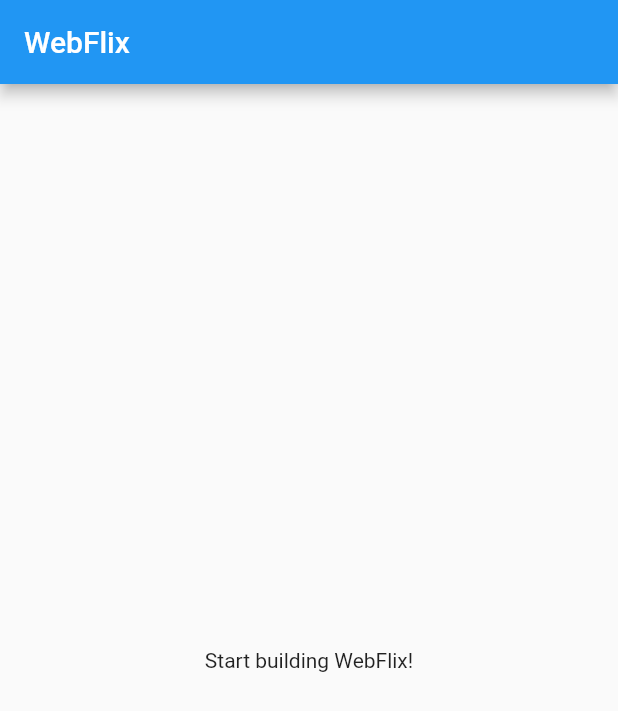
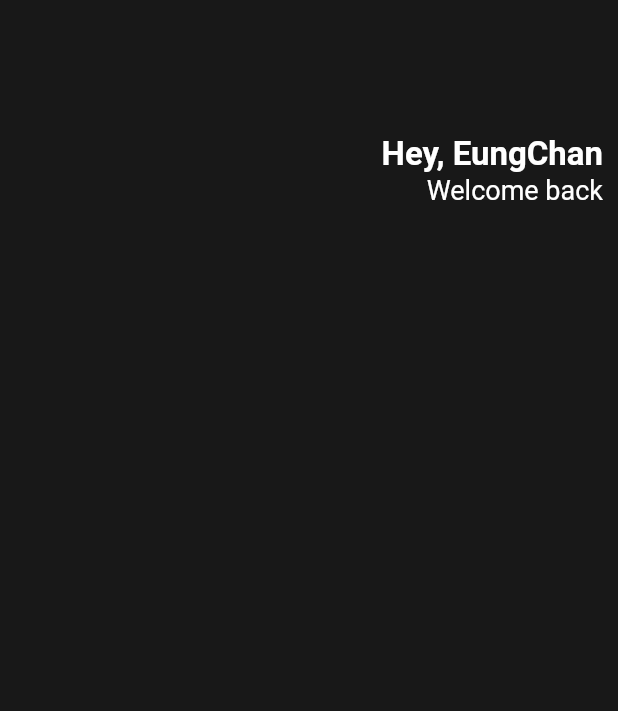
Before and after one commit to yeschan119/mini-projects, a Flutter app: the screen it shows after launch, on a phone screen of 412 x 824 dp. Shown: the top 711 px of the screen. Run offline on Flutter 3.47's test engine with Material 2 defaults, Android fonts, the light colour scheme and no system bars.

Commit message:
build a layout

```diff
--- a/financial_app/lib/main.dart
+++ b/financial_app/lib/main.dart
@@ -1,3 +1,5 @@
+// ignore_for_file: use_key_in_widget_constructors, prefer_const_literals_to_create_immutables
+
 import 'package:flutter/material.dart';
 
 void main() {
@@ -7,15 +9,44 @@ void main() {
 class App extends StatelessWidget {
   @override
   Widget build(BuildContext context) {
-    return MaterialApp(
-      home: Scaffold(
-        appBar: AppBar(
-          title: Text('WebFlix'),
-        ),
-        body: Center(
-          child: Text('Start building WebFlix!'),
+    return const MaterialApp(
+        home: Scaffold(
+      backgroundColor: Color(0XFF181818),
+      body: Padding(
+        padding: EdgeInsets.all(10),
+        child: Column(
+          children: [
+            SizedBox(
+              height: 80,
+            ),
+            Row(
+              mainAxisAlignment: MainAxisAlignment.end, //vertical direction
+              children: [
+                Column(
+                  crossAxisAlignment:
+                      CrossAxisAlignment.end, //horizontal direction
+                  children: [
+                    Text(
+                      'Hey, EungChan',
+                      style: TextStyle(
+                          color: Colors.white,
+                          fontSize: 22,
+                          fontWeight: FontWeight.w700),
+                    ),
+                    Text(
+                      'Welcome back',
+                      style: TextStyle(
+                        color: Colors.white,
+                        fontSize: 18,
+                      ),
+                    ),
+                  ],
+                )
+              ],
+            )
+          ],
         ),
       ),
-    );
+    ));
   }
 }
```
